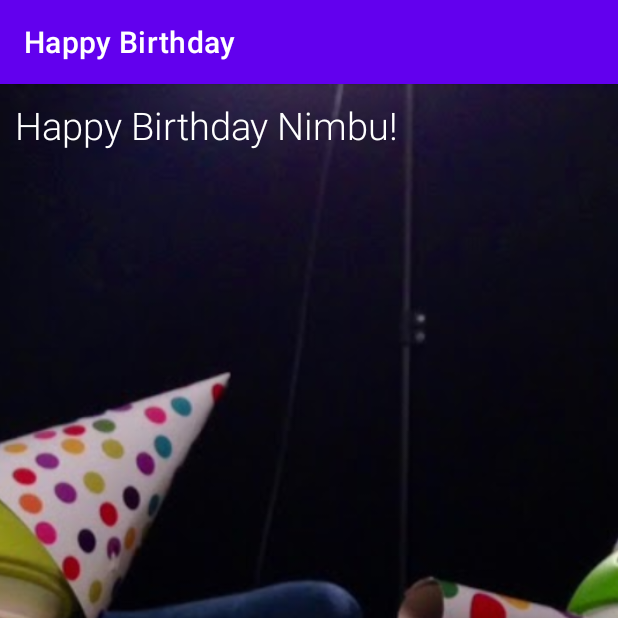
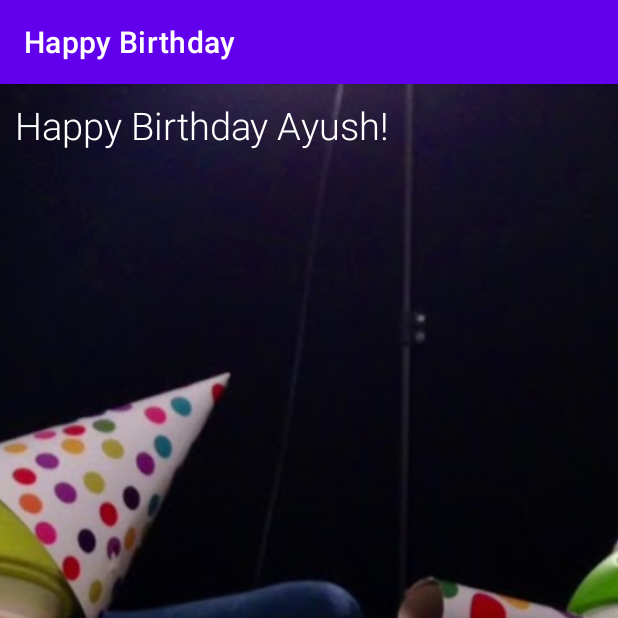
Before and after one commit to Better-By-01/Android-Udacity, an Android app: the screen it shows after launch (MainActivity), on a phone screen of 412 x 824 dp, the top half of it. Run offline under Robolectric (Android 15) with nearby library versions, the phone set to English and light mode, and no system bars.

Commit message:
Update activity_main.xml

```diff
--- a/HappyBirthday/app/src/main/res/layout/activity_main.xml
+++ b/HappyBirthday/app/src/main/res/layout/activity_main.xml
@@ -13,7 +13,7 @@
 
     <TextView
         android:id="@+id/receiver"
-        android:text="Happy Birthday Nimbu!"
+        android:text="Happy Birthday Ayush!"
         android:layout_width="wrap_content"
         android:layout_height="wrap_content"
         android:layout_margin="10dp"
```
